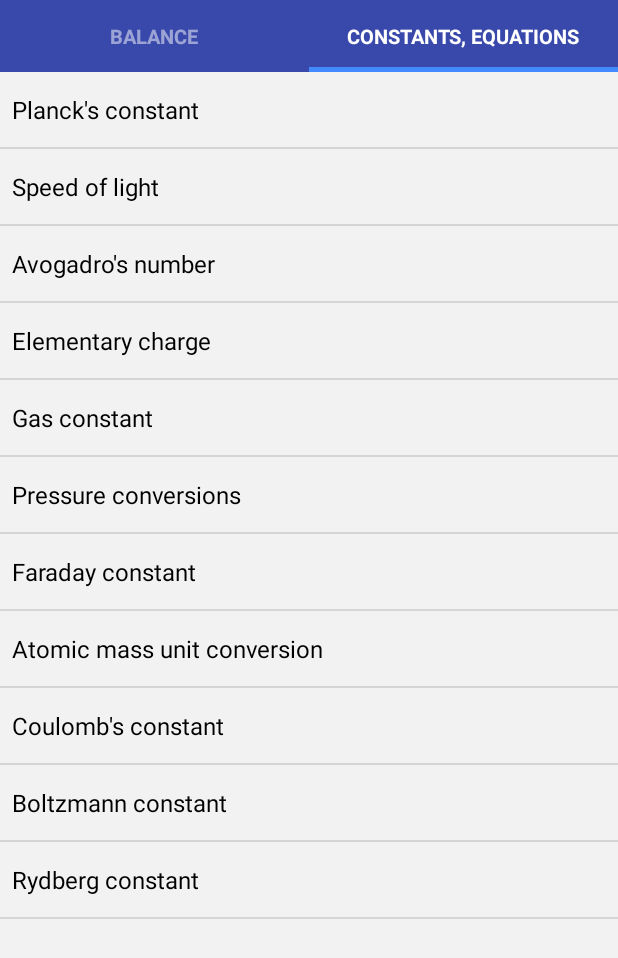
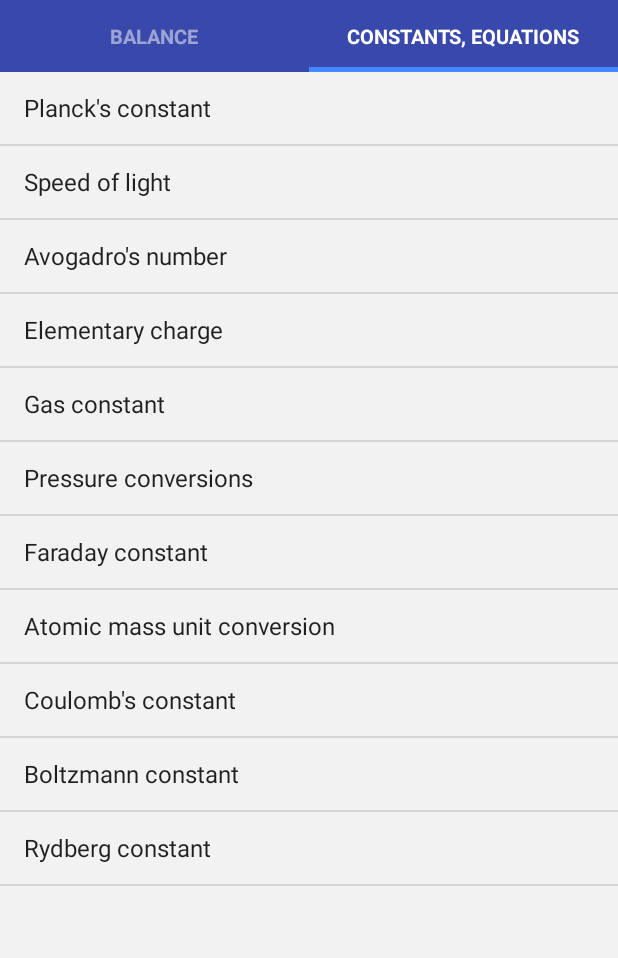
Before and after one commit to erfz/chem-tool, an Android app: the screen it shows after launch (MainActivity), tab 2 chosen, on a phone screen of 412 x 824 dp. Shown: the top 958 px of the screen. Run offline under Robolectric (Android 15) with nearby library versions, the phone set to English and light mode, and no system bars; our stand-ins replace ButterKnife; libraries missing offline, so code that uses them is left out: com.afollestad.materialdialogs, org.scilab.forge; 1 statement that could not run was skipped.

Commit message:
Redefined recyclerview row item for better compliance with Google design

```diff
--- a/app/src/main/res/layout/tex_list_row.xml
+++ b/app/src/main/res/layout/tex_list_row.xml
@@ -2,12 +2,11 @@
 <TextView xmlns:android="http://schemas.android.com/apk/res/android"
     android:layout_width="match_parent"
     android:layout_height="wrap_content"
-    android:background="?attr/selectableItemBackground"
-    android:clickable="true"
-    android:focusable="true"
-    android:paddingBottom="@dimen/list_item_vertical_margin"
-    android:paddingLeft="@dimen/default_margin"
-    android:paddingRight="@dimen/default_margin"
-    android:paddingTop="@dimen/list_item_vertical_margin"
-    android:textAppearance="@style/TextAppearance.AppCompat.Subhead"
-    android:textColor="@color/colorTextOnBackground" />
+    android:background="?android:attr/listChoiceBackgroundIndicator"
+    android:gravity="center_vertical"
+    android:minHeight="?android:attr/listPreferredItemHeightSmall"
+    android:paddingEnd="?android:attr/listPreferredItemPaddingEnd"
+    android:paddingLeft="?android:attr/listPreferredItemPaddingLeft"
+    android:paddingRight="?android:attr/listPreferredItemPaddingRight"
+    android:paddingStart="?android:attr/listPreferredItemPaddingStart"
+    android:textAppearance="?android:attr/textAppearanceListItemSmall" />
```
